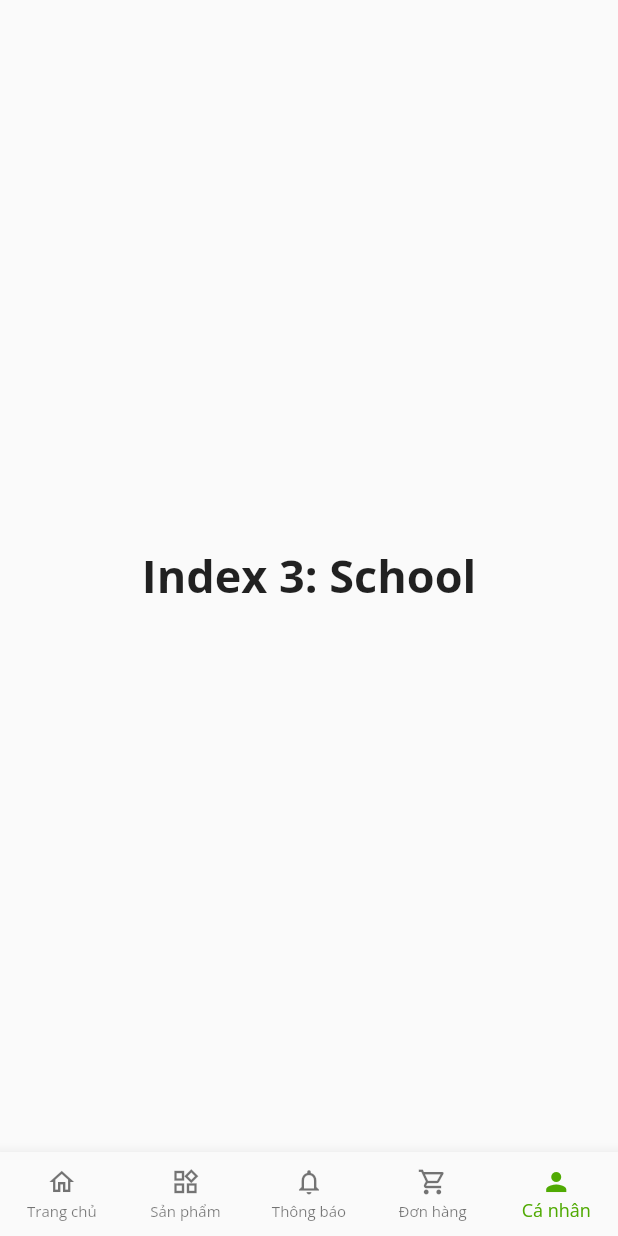
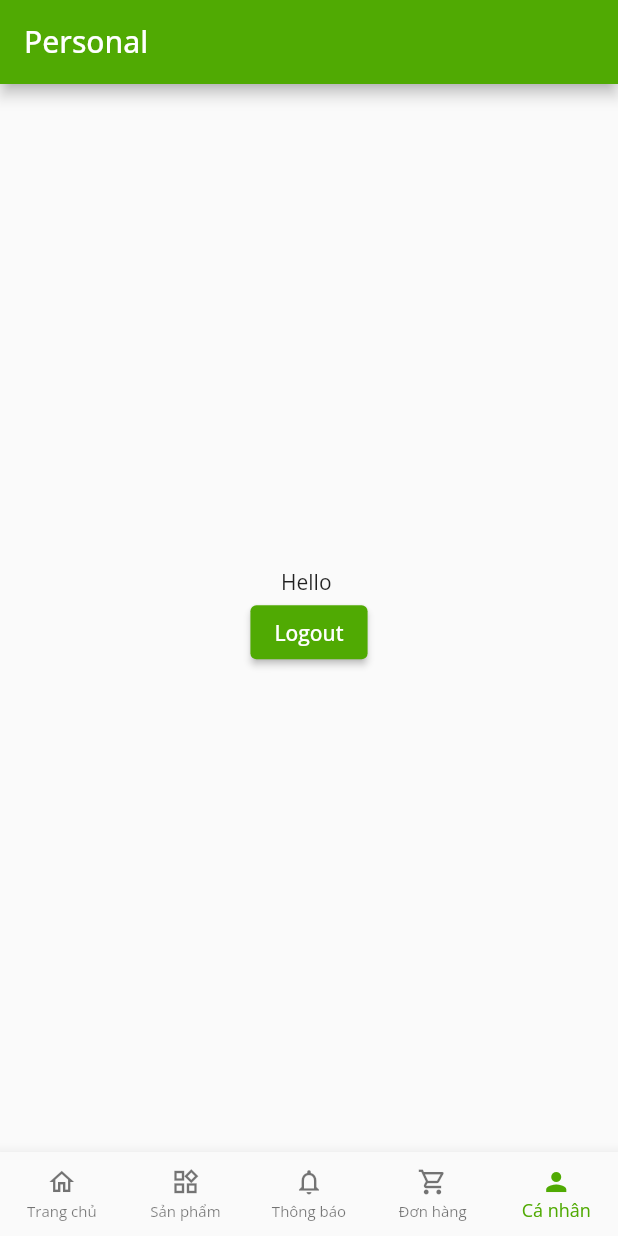
Before and after one commit to kimshinoh/flutter-estudiez, a Flutter app: the screen it shows after launch, item 5 of the bottom bar chosen, on a phone screen of 412 x 824 dp. Run offline on Flutter 3.47's test engine with Material 2 defaults, Android fonts, the phone set to English and light mode, and no system bars; our stand-ins replace another_flushbar, dio, firebase_auth, firebase_core, flutter_dotenv, flutter_mobx and 2 more; accounts and stored records are empty; generated files the repository leaves out were written again.

```diff
--- a/lib/ui/home/home.dart
+++ b/lib/ui/home/home.dart
@@ -1,4 +1,5 @@
 import 'package:flutter/material.dart';
+import 'package:flutter_mobx/flutter_mobx.dart';
 import 'package:fruity/stores/user/auth_store.dart';
 import 'package:fruity/ui/home/home_header.dart';
 import 'package:fruity/widgets/login_bottom_sheet.dart';
@@ -25,8 +26,10 @@ class _HomeScreenState extends State<HomeScreen> {
   Widget build(BuildContext context) {
     final double width = MediaQuery.of(context).size.width;
     final double height = MediaQuery.of(context).size.height;
+    return Observer(builder: (_) {
       return Scaffold(
-      floatingActionButton: const LoginBottomSheet(),
+        floatingActionButton:
+            !_store.isLoggedIn ? const LoginBottomSheet() : null,
         floatingActionButtonLocation: FloatingActionButtonLocation.centerFloat,
         body: CustomScrollView(
           slivers: <Widget>[
@@ -50,5 +53,6 @@ class _HomeScreenState extends State<HomeScreen> {
           ],
         ),
       );
+    });
   }
 }
--- /dev/null
+++ b/lib/ui/personal/personal_screen.dart
@@ -0,0 +1,38 @@
+import 'package:flutter/material.dart';
+import 'package:flutter_mobx/flutter_mobx.dart';
+import 'package:fruity/stores/user/auth_store.dart';
+import 'package:provider/provider.dart';
+
+class PersonalScreen extends StatelessWidget {
+  const PersonalScreen({Key? key}) : super(key: key);
+
+  @override
+  Widget build(BuildContext context) {
+    final AuthStore _store = context.read<AuthStore>();
+
+    return Scaffold(
+      appBar: AppBar(title: const Text('Personal')),
+      body: Observer(builder: (_) {
+        return Center(
+          child: Observer(builder: (_) {
+            if (_store.isLoggedIn) {
+              return Column(
+                mainAxisAlignment: MainAxisAlignment.center,
+                children: <Widget>[
+                  Text('Hello ${_store.user!.fullName}'),
+                  ElevatedButton(
+                    child: const Text('Logout'),
+                    onPressed: () {
+                      _store.removeAuth();
+                    },
+                  ),
+                ],
+              );
+            }
+            return Container();
+          }),
+        );
+      }),
+    );
+  }
+}
--- a/lib/widgets/bottom_bar.dart
+++ b/lib/widgets/bottom_bar.dart
@@ -1,5 +1,6 @@
 import 'package:flutter/material.dart';
 import 'package:fruity/ui/home/home.dart';
+import 'package:fruity/ui/personal/personal_screen.dart';
 
 class MyBottombar extends StatefulWidget {
   const MyBottombar({Key? key}) : super(key: key);
@@ -34,10 +35,7 @@ class _MyBottombarState extends State<MyBottombar> {
       'Index 3: School',
       style: optionStyle,
     ),
-    Text(
-      'Index 3: School',
-      style: optionStyle,
-    ),
+    PersonalScreen()
   ];
 
   @override
```
Also changed, not shown: lib/dto/user/user_response.dart (+12 -2 lines), lib/models/user/user.dart (+10 -3 lines), lib/stores/user/auth_store.dart (+34 -30 lines), lib/ui/splash/splash.dart (+12 -0 lines), lib/stores/user/auth_store.g.dart. Lines whose indentation alone changed are shown as unchanged.
